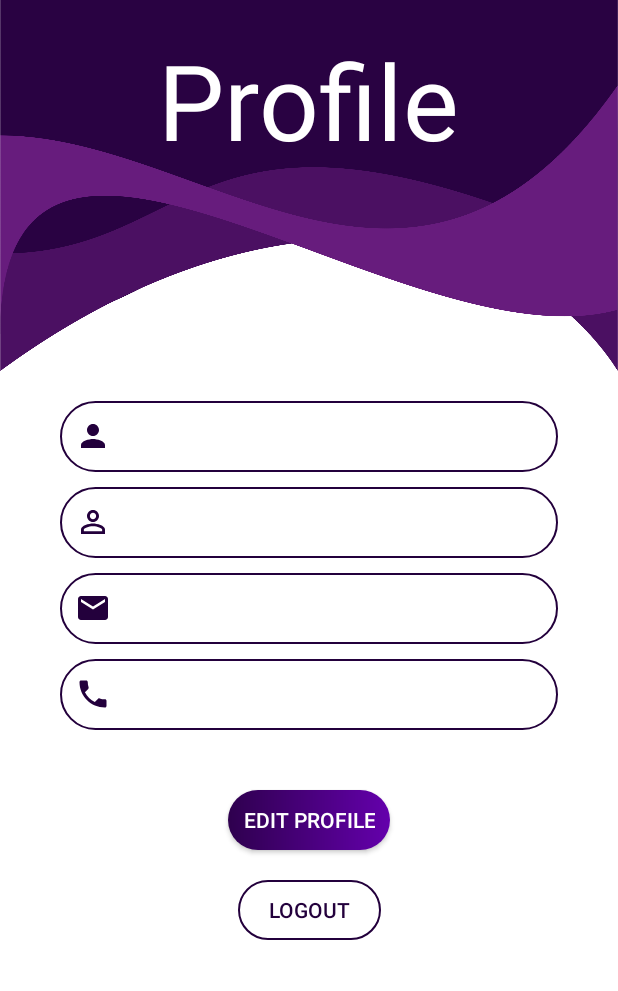
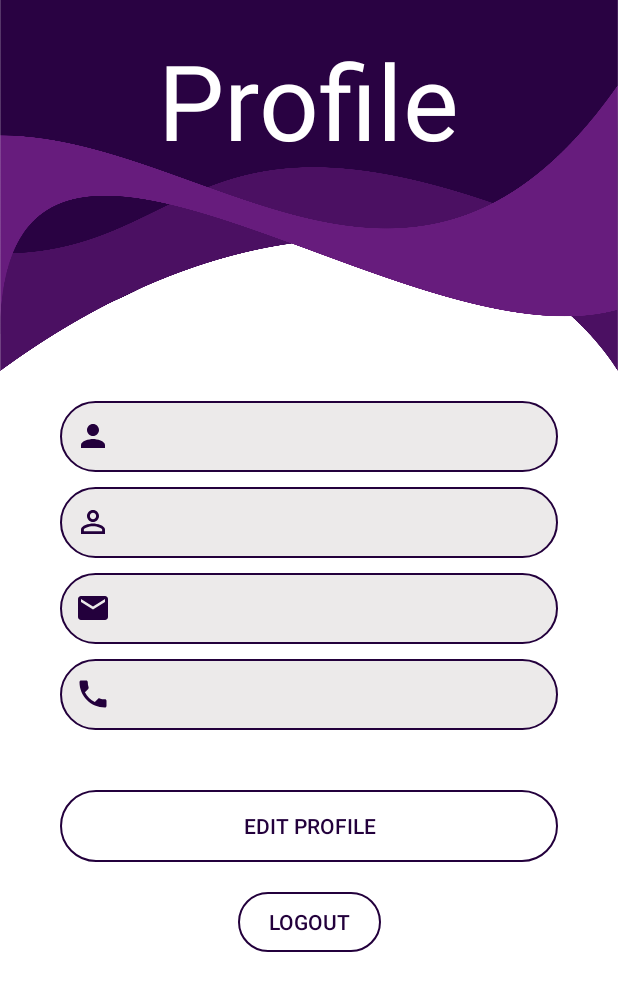
Before and after one commit to SwaginatorOne/ProjektArbeteKlientProgrammering, an Android app: the ProfileManagerActivity screen opened directly, with no data from a screen before it, on a phone screen of 412 x 824 dp. Shown: the top 991 px of the screen. Run offline under Robolectric (Android 15) with nearby library versions, the phone set to English and light mode, and no system bars; our stand-ins replace Firebase (no records; nobody signed in at launch, a user with empty details on screens opened directly).

```diff
--- /dev/null
+++ b/app/src/main/res/drawable-v24/round_corner_border_grey_shape.xml
@@ -0,0 +1,12 @@
+<?xml version="1.0" encoding="utf-8"?>
+<shape android:shape="rectangle" xmlns:android="http://schemas.android.com/apk/res/android">
+
+    <stroke
+    android:width="1dp"
+    android:color="@color/purple_main" />
+
+    <corners
+    android:radius="90dp" />
+
+    <solid android:color="@color/grey"/>
+</shape>
--- a/app/src/main/res/layout/activity_main.xml
+++ b/app/src/main/res/layout/activity_main.xml
@@ -37,7 +37,7 @@
           android:layout_height="wrap_content"
           android:layout_marginStart="32dp"
           android:layout_marginEnd="32dp"
-          android:background="@drawable/round_corner_border_shape"
+          android:background="@drawable/round_corner_border_grey_shape"
           android:drawableStart="@drawable/ic_person"
           android:elevation="20dp"
           android:ems="10"
@@ -56,7 +56,7 @@
           android:layout_marginStart="32dp"
           android:layout_marginTop="20dp"
           android:layout_marginEnd="32dp"
-          android:background="@drawable/round_corner_border_shape"
+          android:background="@drawable/round_corner_border_grey_shape"
           android:drawableStart="@drawable/ic_lock"
           android:ems="10"
           android:hint="Password"
--- a/app/src/main/res/layout/activity_profile_manager.xml
+++ b/app/src/main/res/layout/activity_profile_manager.xml
@@ -39,7 +39,7 @@
         android:layout_marginStart="40dp"
         android:layout_marginTop="20dp"
         android:layout_marginEnd="40dp"
-        android:background="@drawable/round_corner_border_shape"
+        android:background="@drawable/round_corner_border_grey_shape"
         android:drawableStart="@drawable/ic_person"
         android:padding="10dp"
         android:textColor="@color/purple_main"
@@ -56,7 +56,7 @@
         android:layout_marginStart="40dp"
         android:layout_marginTop="10dp"
         android:layout_marginEnd="40dp"
-        android:background="@drawable/round_corner_border_shape"
+        android:background="@drawable/round_corner_border_grey_shape"
         android:drawableStart="@drawable/ic_person_outline"
         android:padding="10dp"
         android:textColor="@color/purple_main"
@@ -73,7 +73,7 @@
         android:layout_marginStart="40dp"
         android:layout_marginTop="10dp"
         android:layout_marginEnd="40dp"
-        android:background="@drawable/round_corner_border_shape"
+        android:background="@drawable/round_corner_border_grey_shape"
         android:drawableStart="@drawable/ic_email"
         android:padding="10dp"
         android:textColor="@color/purple_main"
@@ -89,7 +89,7 @@
         android:layout_marginStart="40dp"
         android:layout_marginTop="10dp"
         android:layout_marginEnd="40dp"
-        android:background="@drawable/round_corner_border_shape"
+        android:background="@drawable/round_corner_border_grey_shape"
         android:drawableStart="@drawable/ic_phone"
         android:padding="10dp"
         android:textColor="@color/purple_main"
@@ -101,13 +101,15 @@
 
     <androidx.appcompat.widget.AppCompatButton
         android:id="@+id/button_edit_profile"
-        android:layout_width="wrap_content"
-        android:layout_height="40dp"
+        android:layout_width="match_parent"
+        android:layout_height="wrap_content"
+        android:layout_marginStart="40dp"
         android:layout_marginTop="40dp"
-        android:background="@drawable/round_corner_purple_gradient_shape"
+        android:layout_marginEnd="40dp"
+        android:background="@drawable/round_corner_border_shape"
         android:padding="10dp"
         android:text="Edit profile"
-        android:textColor="@color/white"
+        android:textColor="@color/purple_main"
         app:layout_constraintEnd_toEndOf="parent"
         app:layout_constraintStart_toStartOf="parent"
         app:layout_constraintTop_toBottomOf="@+id/textField_phone_number_profile_manager" />
@@ -126,14 +128,17 @@
 
     <androidx.appcompat.widget.AppCompatButton
         android:id="@+id/button_edit_profile_save"
-        android:layout_width="wrap_content"
-        android:layout_height="40dp"
+        android:layout_width="match_parent"
+        android:layout_height="wrap_content"
+        android:layout_marginStart="40dp"
         android:layout_marginTop="40dp"
+        android:layout_marginEnd="40dp"
         android:background="@drawable/round_corner_purple_gradient_shape"
         android:padding="10dp"
         android:text="@string/save_changes"
         android:textColor="@color/white"
         app:layout_constraintEnd_toEndOf="parent"
+        app:layout_constraintHorizontal_bias="0.0"
         app:layout_constraintStart_toStartOf="parent"
         app:layout_constraintTop_toBottomOf="@+id/textField_phone_number_profile_manager" />
 
```
Also changed, not shown: app/src/main/java/com/example/Tajming/ProfileManagerActivity.java (+71 -5 lines), app/src/main/java/com/example/Tajming/ReportTimeActivity.java (+4 -4 lines), app/src/main/res/layout/activity_sign_up.xml (+5 -5 lines).
